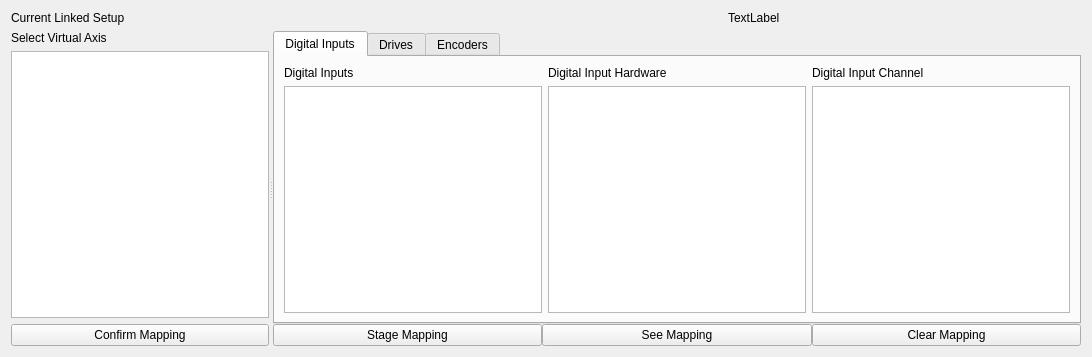
Qt form lcls_user_motor_gui/ui/linker_tab.ui (ctslac/lcls-user-motor-gui) before a commit.
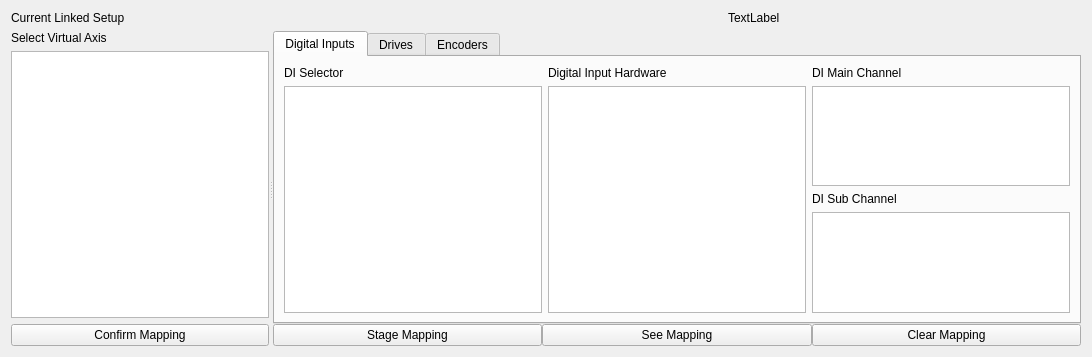
The same form after that commit. Custom widgets are drawn as their Qt base class.

Commit message: got config detection in linker tab need to get staged mapping working with chan and sub chan

```diff
--- a/lcls_user_motor_gui/ui/linker_tab.ui
+++ b/lcls_user_motor_gui/ui/linker_tab.ui
@@ -135,7 +135,7 @@
                  <item>
                   <widget class="QLabel" name="label">
                    <property name="text">
-                    <string>Digital Inputs</string>
+                    <string>DI Selector</string>
                    </property>
                   </widget>
                  </item>
@@ -163,12 +163,22 @@
                  <item>
                   <widget class="QLabel" name="label_12">
                    <property name="text">
-                    <string>Digital Input Channel</string>
+                    <string>DI Main Channel</string>
                    </property>
                   </widget>
                  </item>
                  <item>
-                  <widget class="QListWidget" name="digital_input_channels"/>
+                  <widget class="QListWidget" name="digital_input_main_channels"/>
+                 </item>
+                 <item>
+                  <widget class="QLabel" name="label_6">
+                   <property name="text">
+                    <string>DI Sub Channel</string>
+                   </property>
+                  </widget>
+                 </item>
+                 <item>
+                  <widget class="QListWidget" name="digital_input_sub_channels"/>
                  </item>
                 </layout>
                </item>
```
Left out of the diff: 22 changed lines with no effect on the pictures. The commit also changes 3 other files.
